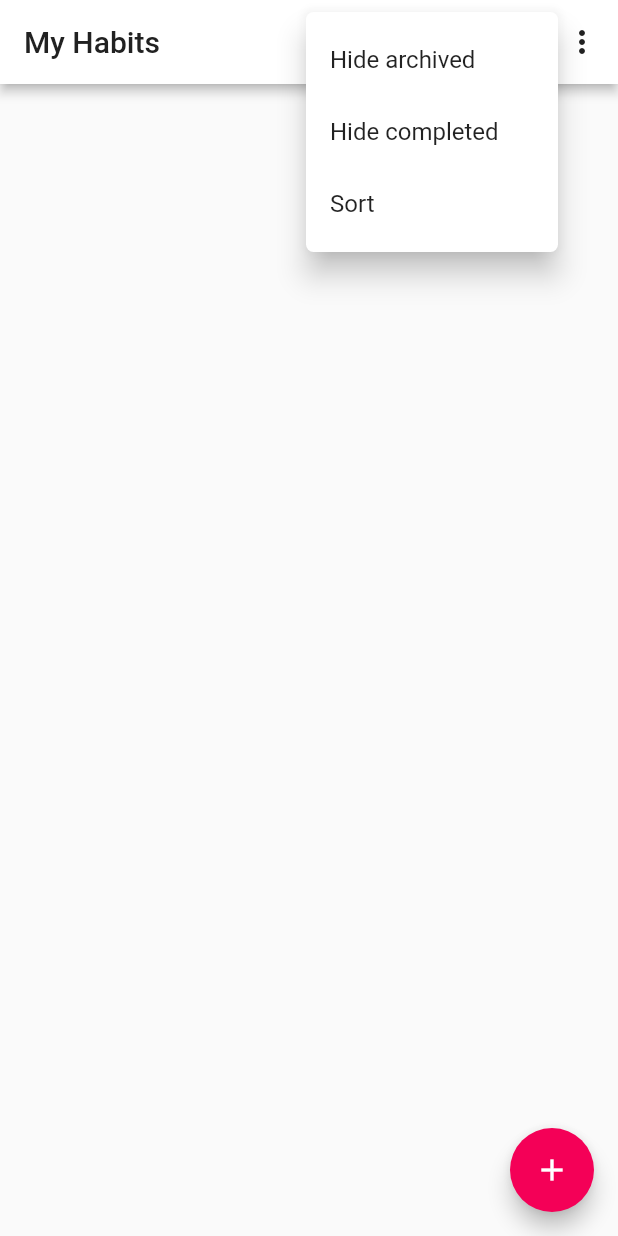
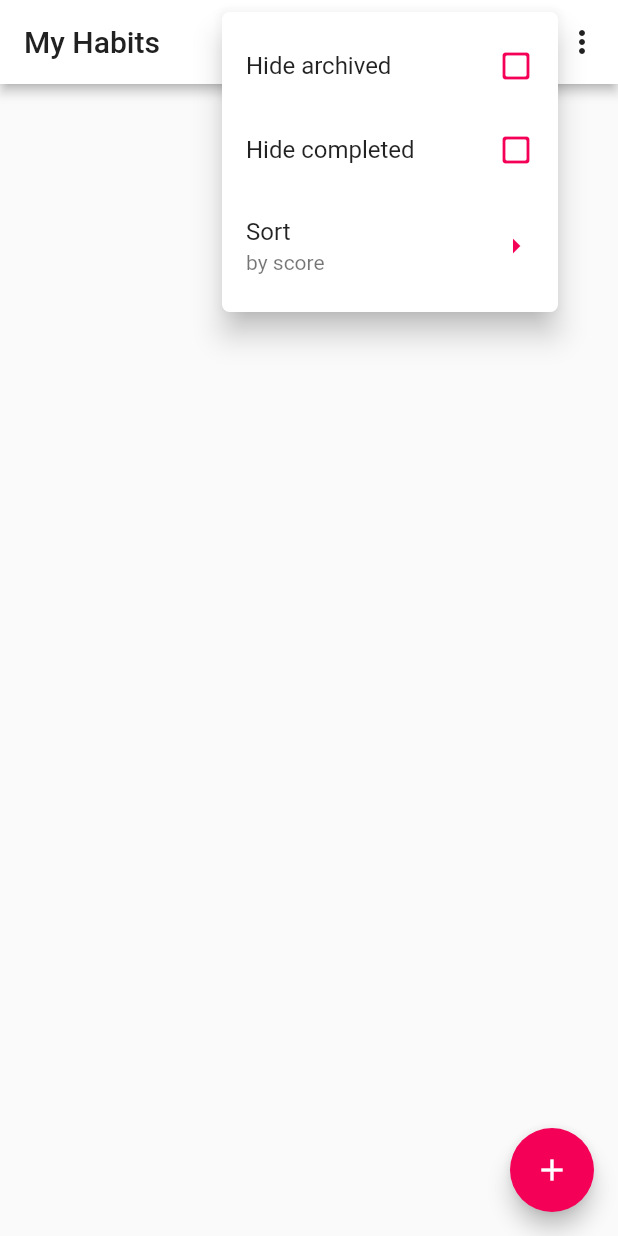
Before and after one commit to CentaurusApps/polaris, a Flutter app: the screen it shows after launch, after a tap on the "filter list" icon, on a phone screen of 412 x 824 dp. Run offline on Flutter 3.47's test engine with Material 2 defaults, Android fonts, the phone set to English and light mode, and no system bars.

Commit message:
Added ListTiles to the Filter PopUpMenuButton

```diff
--- a/lib/home_screen.dart
+++ b/lib/home_screen.dart
@@ -29,15 +29,34 @@ class _HomeScreenState extends State<HomeScreen> {
             itemBuilder: (BuildContext context) => <PopupMenuEntry<Filter>>[
               const PopupMenuItem<Filter>(
                 value: Filter.hideArchived,
-                child: Text('Hide archived'),
+                child: ListTile(
+                  title: Text('Hide archived'),
+                  trailing: Icon(
+                    Icons.check_box_outline_blank_rounded,
+                    color: Color(0xFFF40057),
+                  ),
+                ),
               ),
               const PopupMenuItem<Filter>(
                 value: Filter.hideCompleted,
-                child: Text('Hide completed'),
+                child: ListTile(
+                  title: Text('Hide completed'),
+                  trailing: Icon(
+                    Icons.check_box_outline_blank_rounded,
+                    color: Color(0xFFF40057),
+                  ),
+                ),
               ),
               const PopupMenuItem<Filter>(
                 value: Filter.sort,
-                child: Text('Sort'),
+                child: ListTile(
+                  subtitle: Text('by score'),
+                  title: Text('Sort'),
+                  trailing: Icon(
+                    Icons.arrow_right,
+                    color: Color(0xFFF40057),
+                  ),
+                ),
               ),
             ],
           ),
@@ -76,3 +95,10 @@ class _HomeScreenState extends State<HomeScreen> {
     );
   }
 }
+
+// Sort:
+// *by name
+// *by score
+// *by due date
+// *by creation date
+// *manually
--- a/lib/main.dart
+++ b/lib/main.dart
@@ -10,6 +10,7 @@ class MyApp extends StatelessWidget {
     SystemChrome.setSystemUIOverlayStyle(
       const SystemUiOverlayStyle(
         systemNavigationBarColor: Color(0xFFFAFAFA),
+        systemNavigationBarIconBrightness: Brightness.dark,
         statusBarColor: Colors.white,
       ),
     );
```
